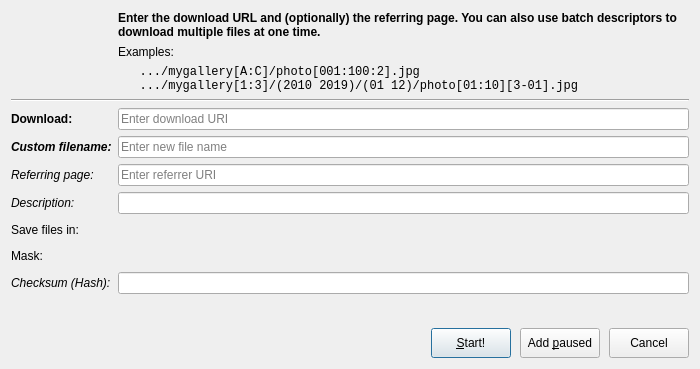
Before: the Qt Designer form src/dialogs/adddownloaddialog.ui in setvisible/ArrowDL, drawn with Qt 5.
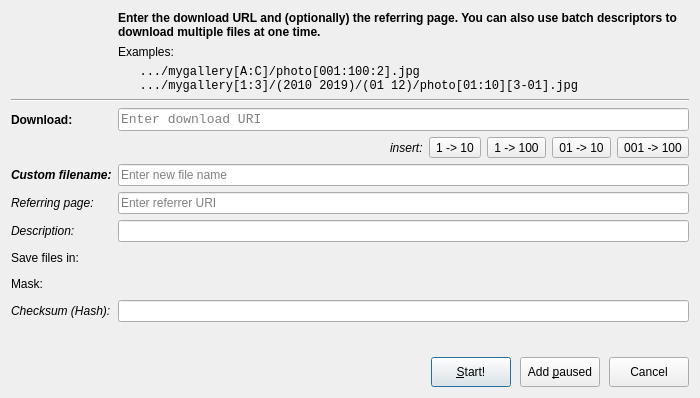
After: the same form once the commit is applied. Icons and pictures are not drawn. Custom widgets are drawn as their Qt base class.

Commit message: [Batch] Add batch tags to add download dialog

The edit to the form file:
```diff
--- a/src/dialogs/adddownloaddialog.ui
+++ b/src/dialogs/adddownloaddialog.ui
@@ -7,7 +7,7 @@
     <x>0</x>
     <y>0</y>
     <width>700</width>
-    <height>357</height>
+    <height>398</height>
    </rect>
   </property>
   <property name="windowTitle">
@@ -56,6 +56,26 @@
        </property>
       </widget>
      </item>
+     <item row="3" column="0" colspan="2">
+      <widget class="Line" name="line">
+       <property name="orientation">
+        <enum>Qt::Horizontal</enum>
+       </property>
+      </widget>
+     </item>
+     <item row="4" column="1">
+      <widget class="QLineEdit" name="downloadLineEdit">
+       <property name="font">
+        <font>
+         <family>Courier New</family>
+         <pointsize>10</pointsize>
+        </font>
+       </property>
+       <property name="placeholderText">
+        <string>Enter download URI</string>
+       </property>
+      </widget>
+     </item>
      <item row="2" column="1">
       <widget class="QLabel" name="label_9">
        <property name="font">
@@ -73,10 +93,19 @@
        </property>
       </widget>
      </item>
-     <item row="3" column="0" colspan="2">
-      <widget class="Line" name="line">
-       <property name="orientation">
-        <enum>Qt::Horizontal</enum>
+     <item row="6" column="0">
+      <widget class="QLabel" name="label_2">
+       <property name="font">
+        <font>
+         <family>Segoe UI</family>
+         <pointsize>9</pointsize>
+         <weight>75</weight>
+         <italic>true</italic>
+         <bold>true</bold>
+        </font>
+       </property>
+       <property name="text">
+        <string>Custom filename:</string>
        </property>
       </widget>
      </item>
@@ -95,37 +124,26 @@
        </property>
       </widget>
      </item>
-     <item row="4" column="1">
-      <widget class="QLineEdit" name="downloadLineEdit">
-       <property name="placeholderText">
-        <string>Enter download URI</string>
-       </property>
-      </widget>
-     </item>
-     <item row="5" column="0">
-      <widget class="QLabel" name="label_2">
+     <item row="8" column="0">
+      <widget class="QLabel" name="label_4">
        <property name="font">
         <font>
          <family>Segoe UI</family>
          <pointsize>9</pointsize>
-         <weight>75</weight>
+         <weight>50</weight>
          <italic>true</italic>
-         <bold>true</bold>
+         <bold>false</bold>
         </font>
        </property>
        <property name="text">
-        <string>Custom filename:</string>
+        <string>Description:</string>
        </property>
       </widget>
      </item>
-     <item row="5" column="1">
-      <widget class="QLineEdit" name="filenameLineEdit">
-       <property name="placeholderText">
-        <string>Enter new file name</string>
-       </property>
-      </widget>
+     <item row="8" column="1">
+      <widget class="QLineEdit" name="descriptionLineEdit"/>
      </item>
-     <item row="6" column="0">
+     <item row="7" column="0">
       <widget class="QLabel" name="label_3">
        <property name="font">
         <font>
@@ -142,32 +160,20 @@
       </widget>
      </item>
      <item row="6" column="1">
+      <widget class="QLineEdit" name="filenameLineEdit">
+       <property name="placeholderText">
+        <string>Enter new file name</string>
+       </property>
+      </widget>
+     </item>
+     <item row="7" column="1">
       <widget class="QLineEdit" name="referrerLineEdit">
        <property name="placeholderText">
         <string>Enter referrer URI</string>
        </property>
       </widget>
      </item>
-     <item row="7" column="0">
-      <widget class="QLabel" name="label_4">
-       <property name="font">
-        <font>
-         <family>Segoe UI</family>
-         <pointsize>9</pointsize>
-         <weight>50</weight>
-         <italic>true</italic>
-         <bold>false</bold>
-        </font>
-       </property>
-       <property name="text">
-        <string>Description:</string>
-       </property>
-      </widget>
-     </item>
-     <item row="7" column="1">
-      <widget class="QLineEdit" name="descriptionLineEdit"/>
-     </item>
-     <item row="8" column="0">
+     <item row="9" column="0">
       <widget class="QLabel" name="label_5">
        <property name="font">
         <font>
@@ -183,17 +189,7 @@
        </property>
       </widget>
      </item>
-     <item row="8" column="1">
-      <widget class="PathWidget" name="pathWidget" native="true">
-       <property name="minimumSize">
-        <size>
-         <width>0</width>
-         <height>20</height>
-        </size>
-       </property>
-      </widget>
-     </item>
-     <item row="9" column="0">
+     <item row="10" column="0">
       <widget class="QLabel" name="label_6">
        <property name="font">
         <font>
@@ -209,17 +205,7 @@
        </property>
       </widget>
      </item>
-     <item row="9" column="1">
-      <widget class="MaskWidget" name="maskWidget" native="true">
-       <property name="minimumSize">
-        <size>
-         <width>0</width>
-         <height>20</height>
-        </size>
-       </property>
-      </widget>
-     </item>
-     <item row="10" column="0">
+     <item row="11" column="0">
       <widget class="QLabel" name="label_7">
        <property name="font">
         <font>
@@ -235,7 +221,27 @@
        </property>
       </widget>
      </item>
+     <item row="9" column="1">
+      <widget class="PathWidget" name="pathWidget" native="true">
+       <property name="minimumSize">
+        <size>
+         <width>0</width>
+         <height>20</height>
+        </size>
+       </property>
+      </widget>
+     </item>
      <item row="10" column="1">
+      <widget class="MaskWidget" name="maskWidget" native="true">
+       <property name="minimumSize">
+        <size>
+         <width>0</width>
+         <height>20</height>
+        </size>
+       </property>
+      </widget>
+     </item>
+     <item row="11" column="1">
       <widget class="QLineEdit" name="hashLineEdit"/>
      </item>
      <item row="0" column="0" rowspan="3">
@@ -257,6 +263,98 @@
        </property>
       </widget>
      </item>
+     <item row="5" column="1">
+      <widget class="QWidget" name="tagWidget" native="true">
+       <property name="styleSheet">
+        <string notr="true">QToolButton {
+border: 2px solid;
+border-radius: 8px;
+border-color: rgb(54, 108, 162);
+background-color: rgb(85, 170, 255);
+color: rgb(205, 230, 255);
+ }A</string>
+       </property>
+       <layout class="QHBoxLayout" name="horizontalLayout">
+        <property name="leftMargin">
+         <number>0</number>
+        </property>
+        <property name="topMargin">
+         <number>0</number>
+        </property>
+        <property name="rightMargin">
+         <number>0</number>
+        </property>
+        <property name="bottomMargin">
+         <number>0</number>
+        </property>
+        <item>
+         <spacer name="horizontalSpacer_2">
+          <property name="orientation">
+           <enum>Qt::Horizontal</enum>
+          </property>
+          <property name="sizeHint" stdset="0">
+           <size>
+            <width>40</width>
+            <height>20</height>
+           </size>
+          </property>
+         </spacer>
+        </item>
+        <item>
+         <widget class="QLabel" name="label_11">
+          <property name="font">
+           <font>
+            <italic>true</italic>
+           </font>
+          </property>
+          <property name="text">
+           <string>insert:</string>
+          </property>
+         </widget>
+        </item>
+        <item>
+         <widget class="QToolButton" name="tagButton_1_10">
+          <property name="cursor">
+           <cursorShape>PointingHandCursor</cursorShape>
+          </property>
+          <property name="text">
+           <string>1 -&gt; 10</string>
+          </property>
+         </widget>
+        </item>
+        <item>
+         <widget class="QToolButton" name="tagButton_1_100">
+          <property name="cursor">
+           <cursorShape>PointingHandCursor</cursorShape>
+          </property>
+          <property name="text">
+           <string>1 -&gt; 100</string>
+          </property>
+         </widget>
+        </item>
+        <item>
+         <widget class="QToolButton" name="tagButton_01_10">
+          <property name="cursor">
+           <cursorShape>PointingHandCursor</cursorShape>
+          </property>
+          <property name="text">
+           <string>01 -&gt; 10</string>
+          </property>
+         </widget>
+        </item>
+        <item>
+         <widget class="QToolButton" name="tagButton_001_100">
+          <property name="cursor">
+           <cursorShape>PointingHandCursor</cursorShape>
+          </property>
+          <property name="text">
+           <string>001 -&gt; 100</string>
+          </property>
+         </widget>
+        </item>
+       </layout>
+      </widget>
+     </item>
     </layout>
    </item>
    <item>
@@ -337,18 +435,18 @@
   </layout>
  </widget>
  <customwidgets>
-  <customwidget>
-   <class>MaskWidget</class>
-   <extends>QWidget</extends>
-   <header>Widgets\MaskWidget</header>
-   <container>1</container>
-  </customwidget>
   <customwidget>
    <class>PathWidget</class>
    <extends>QWidget</extends>
    <header>Widgets/PathWidget</header>
    <container>1</container>
   </customwidget>
+  <customwidget>
+   <class>MaskWidget</class>
+   <extends>QWidget</extends>
+   <header>Widgets\MaskWidget</header>
+   <container>1</container>
+  </customwidget>
  </customwidgets>
  <tabstops>
   <tabstop>downloadLineEdit</tabstop>
```
The commit also changes 1 other file.
